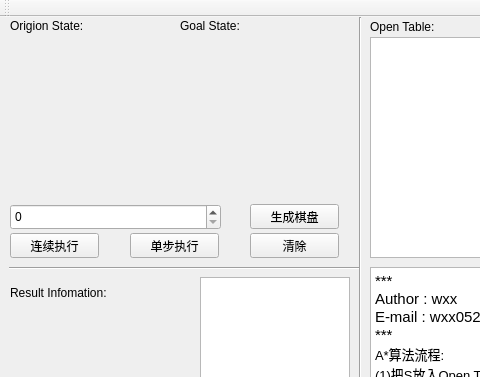
wxxhub/N_Number, file qt/ui/mainwindow.ui: the form before one commit; both pictures show x 0 to 480 and y 0 to 377 of the 921 by 549 pixel window.
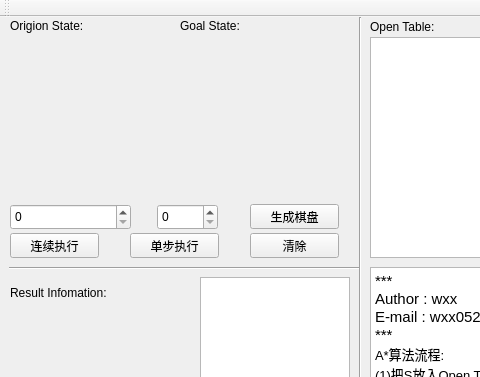
The form after the commit.

Commit message: add change calculate f_function

Patch:
```diff
--- a/qt/ui/mainwindow.ui
+++ b/qt/ui/mainwindow.ui
@@ -19,7 +19,7 @@
      <rect>
       <x>10</x>
       <y>187</y>
-      <width>211</width>
+      <width>121</width>
       <height>26</height>
      </rect>
     </property>
@@ -359,6 +359,16 @@
     </property>
     <layout class="QGridLayout" name="ResultLayout"/>
    </widget>
+   <widget class="QSpinBox" name="SelectHFunction">
+    <property name="geometry">
+     <rect>
+      <x>157</x>
+      <y>187</y>
+      <width>61</width>
+      <height>26</height>
+     </rect>
+    </property>
+   </widget>
   </widget>
   <widget class="QMenuBar" name="menuBar">
    <property name="geometry">
```
The commit also changes 8 other files.
